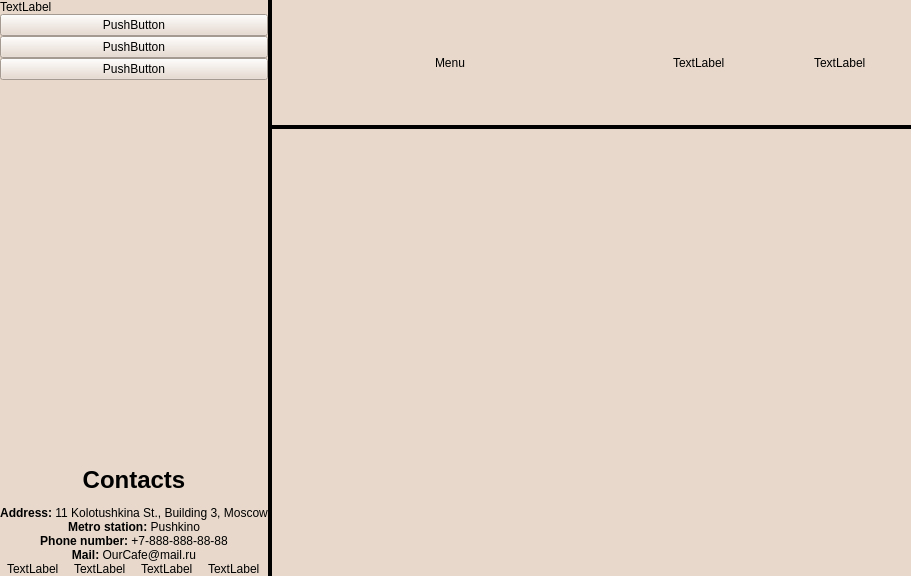
Qt form application/mainwindow.ui (redm0unt/OurCafe) before a commit.
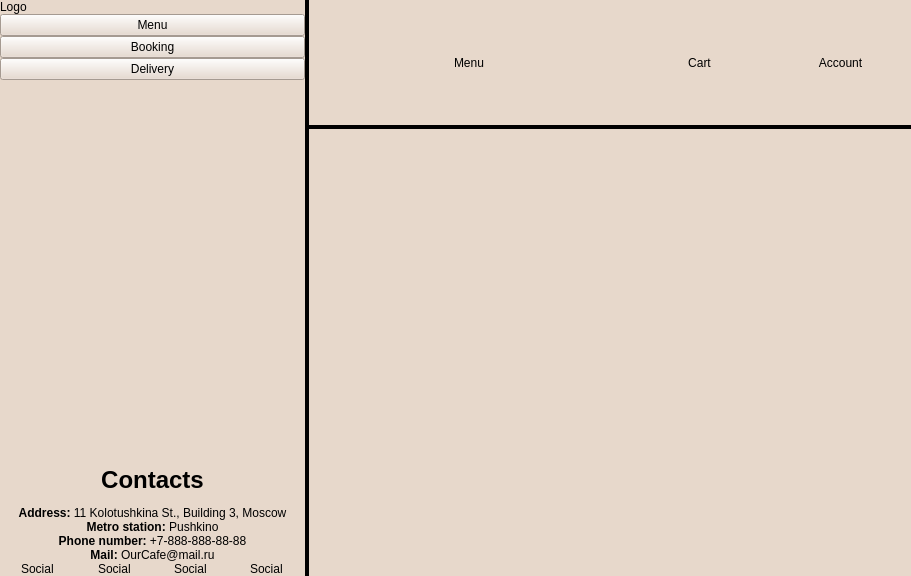
The same form after that commit.

Commit message: Simplify structure of blocks and layouts

```diff
--- a/application/mainwindow.ui
+++ b/application/mainwindow.ui
@@ -66,13 +66,28 @@
     </property>
     <item>
      <widget class="QWidget" name="Sidebar" native="true">
+      <property name="enabled">
+       <bool>true</bool>
+      </property>
       <property name="sizePolicy">
        <sizepolicy hsizetype="Fixed" vsizetype="Preferred">
         <horstretch>0</horstretch>
         <verstretch>0</verstretch>
        </sizepolicy>
       </property>
-      <layout class="QVBoxLayout" name="verticalLayout">
+      <property name="minimumSize">
+       <size>
+        <width>305</width>
+        <height>0</height>
+       </size>
+      </property>
+      <property name="maximumSize">
+       <size>
+        <width>305</width>
+        <height>16777215</height>
+       </size>
+      </property>
+      <layout class="QVBoxLayout" name="Sidebar_verticalLayout">
        <property name="spacing">
         <number>0</number>
        </property>
@@ -97,28 +112,28 @@
           </sizepolicy>
          </property>
          <property name="text">
-          <string>TextLabel</string>
+          <string>Logo</string>
          </property>
         </widget>
        </item>
        <item>
         <widget class="QPushButton" name="MenuButton">
          <property name="text">
-          <string>PushButton</string>
+          <string>Menu</string>
          </property>
         </widget>
        </item>
        <item>
         <widget class="QPushButton" name="BookingButton">
          <property name="text">
-          <string>PushButton</string>
+          <string>Booking</string>
          </property>
         </widget>
        </item>
        <item>
         <widget class="QPushButton" name="DeliveryButton">
          <property name="text">
-          <string>PushButton</string>
+          <string>Delivery</string>
          </property>
         </widget>
        </item>
@@ -193,28 +208,28 @@
           <item alignment="Qt::AlignHCenter">
            <widget class="QLabel" name="Telegram">
             <property name="text">
-             <string>TextLabel</string>
+             <string>Social</string>
             </property>
            </widget>
           </item>
           <item alignment="Qt::AlignHCenter">
            <widget class="QLabel" name="Whatsapp">
             <property name="text">
-             <string>TextLabel</string>
+             <string>Social</string>
             </property>
            </widget>
           </item>
           <item alignment="Qt::AlignHCenter">
            <widget class="QLabel" name="VK">
             <property name="text">
-             <string>TextLabel</string>
+             <string>Social</string>
             </property>
            </widget>
           </item>
           <item alignment="Qt::AlignHCenter">
            <widget class="QLabel" name="Instagram">
             <property name="text">
-             <string>TextLabel</string>
+             <string>Social</string>
             </property>
            </widget>
           </item>
@@ -257,27 +272,22 @@
     </item>
     <item>
      <widget class="QWidget" name="Content" native="true">
-      <layout class="QHBoxLayout" name="horizontalLayout">
-       <property name="spacing">
-        <number>0</number>
-       </property>
-       <property name="leftMargin">
-        <number>0</number>
-       </property>
-       <property name="topMargin">
-        <number>0</number>
-       </property>
-       <property name="rightMargin">
-        <number>0</number>
-       </property>
-       <property name="bottomMargin">
-        <number>0</number>
-       </property>
-       <item>
         <layout class="QVBoxLayout" name="Content_verticalLayout">
          <property name="spacing">
           <number>0</number>
          </property>
+       <property name="leftMargin">
+        <number>0</number>
+       </property>
+       <property name="topMargin">
+        <number>0</number>
+       </property>
+       <property name="rightMargin">
+        <number>0</number>
+       </property>
+       <property name="bottomMargin">
+        <number>0</number>
+       </property>
          <item>
           <widget class="QWidget" name="Header" native="true">
            <property name="sizePolicy">
@@ -292,32 +302,42 @@
              <height>125</height>
             </size>
            </property>
-           <layout class="QHBoxLayout" name="horizontalLayout_3">
-            <property name="spacing">
-             <number>0</number>
-            </property>
-            <property name="leftMargin">
-             <number>0</number>
-            </property>
-            <property name="topMargin">
-             <number>0</number>
-            </property>
-            <property name="rightMargin">
-             <number>0</number>
-            </property>
-            <property name="bottomMargin">
-             <number>0</number>
-            </property>
-            <item>
+         <property name="maximumSize">
+          <size>
+           <width>16777215</width>
+           <height>125</height>
+          </size>
+         </property>
              <layout class="QHBoxLayout" name="Header_horizontalLayout">
               <property name="spacing">
                <number>0</number>
               </property>
-              <item alignment="Qt::AlignHCenter">
+          <property name="leftMargin">
+           <number>0</number>
+          </property>
+          <property name="topMargin">
+           <number>0</number>
+          </property>
+          <property name="rightMargin">
+           <number>0</number>
+          </property>
+          <property name="bottomMargin">
+           <number>0</number>
+          </property>
+          <item>
                <widget class="QLabel" name="Heading">
+            <property name="sizePolicy">
+             <sizepolicy hsizetype="Preferred" vsizetype="Preferred">
+              <horstretch>0</horstretch>
+              <verstretch>0</verstretch>
+             </sizepolicy>
+            </property>
                 <property name="text">
                  <string>Menu</string>
                 </property>
+            <property name="alignment">
+             <set>Qt::AlignCenter</set>
+            </property>
                 <property name="indent">
                  <number>0</number>
                 </property>
@@ -337,44 +357,48 @@
                   <height>0</height>
                  </size>
                 </property>
-                <layout class="QHBoxLayout" name="horizontalLayout_4">
-                 <property name="spacing">
-                  <number>0</number>
-                 </property>
-                 <property name="leftMargin">
-                  <number>0</number>
-                 </property>
-                 <property name="topMargin">
-                  <number>0</number>
-                 </property>
-                 <property name="rightMargin">
-                  <number>0</number>
-                 </property>
-                 <property name="bottomMargin">
-                  <number>0</number>
-                 </property>
-                 <item>
+            <property name="maximumSize">
+             <size>
+              <width>282</width>
+              <height>16777215</height>
+             </size>
+            </property>
                   <layout class="QHBoxLayout" name="CartAccountBlock_horizontalLayout">
                    <property name="spacing">
                     <number>0</number>
                    </property>
-                   <property name="sizeConstraint">
-                    <enum>QLayout::SetDefaultConstraint</enum>
-                   </property>
-                   <item alignment="Qt::AlignHCenter">
+             <property name="leftMargin">
+              <number>0</number>
+             </property>
+             <property name="topMargin">
+              <number>0</number>
+             </property>
+             <property name="rightMargin">
+              <number>0</number>
+             </property>
+             <property name="bottomMargin">
+              <number>0</number>
+             </property>
+             <item>
                     <widget class="QLabel" name="Cart">
                      <property name="text">
-                      <string>TextLabel</string>
+                <string>Cart</string>
+               </property>
+               <property name="alignment">
+                <set>Qt::AlignCenter</set>
                      </property>
                      <property name="indent">
                       <number>0</number>
                      </property>
                     </widget>
                    </item>
-                   <item alignment="Qt::AlignHCenter">
+             <item>
                     <widget class="QLabel" name="Account">
                      <property name="text">
-                      <string>TextLabel</string>
+                <string>Account</string>
+               </property>
+               <property name="alignment">
+                <set>Qt::AlignCenter</set>
                      </property>
                      <property name="indent">
                       <number>0</number>
@@ -382,11 +406,7 @@
                     </widget>
                    </item>
                   </layout>
-                 </item>
-                </layout>
-               </widget>
-              </item>
-             </layout>
+           </widget>
             </item>
            </layout>
           </widget>
@@ -423,9 +443,7 @@
           </widget>
          </item>
          <item>
-          <widget class="QWidget" name="PageContents" native="true"/>
-         </item>
-        </layout>
+        <widget class="QWidget" name="PageContent" native="true"/>
        </item>
       </layout>
      </widget>
```
Left out of the diff: 4 changed lines with no effect on the pictures. Lines whose indentation alone changed are shown as unchanged.
